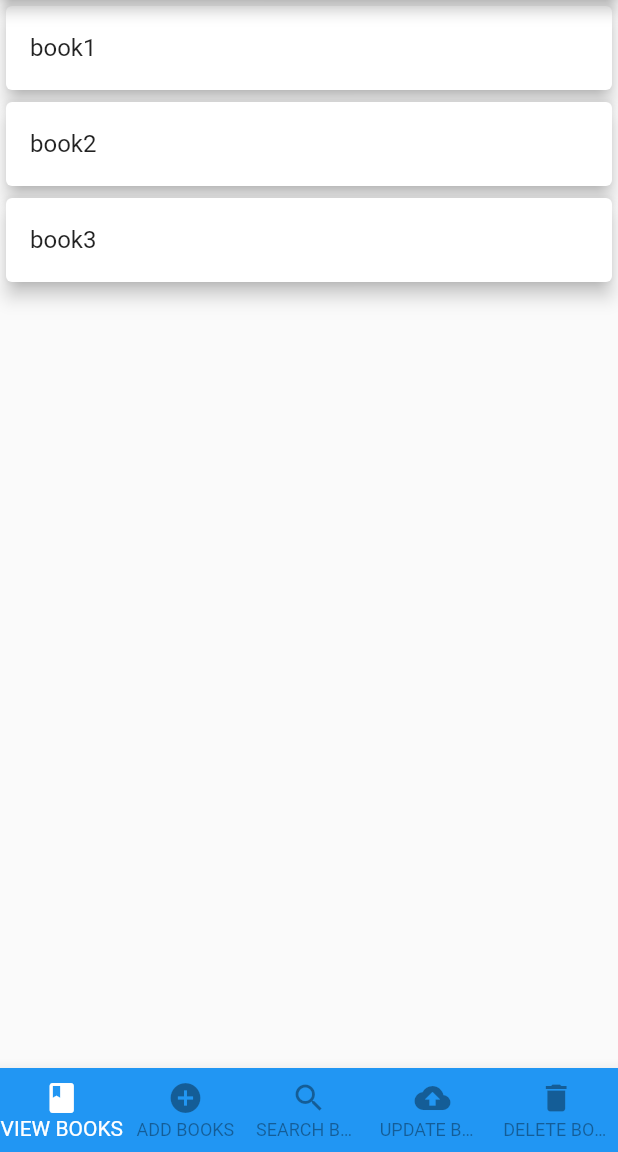
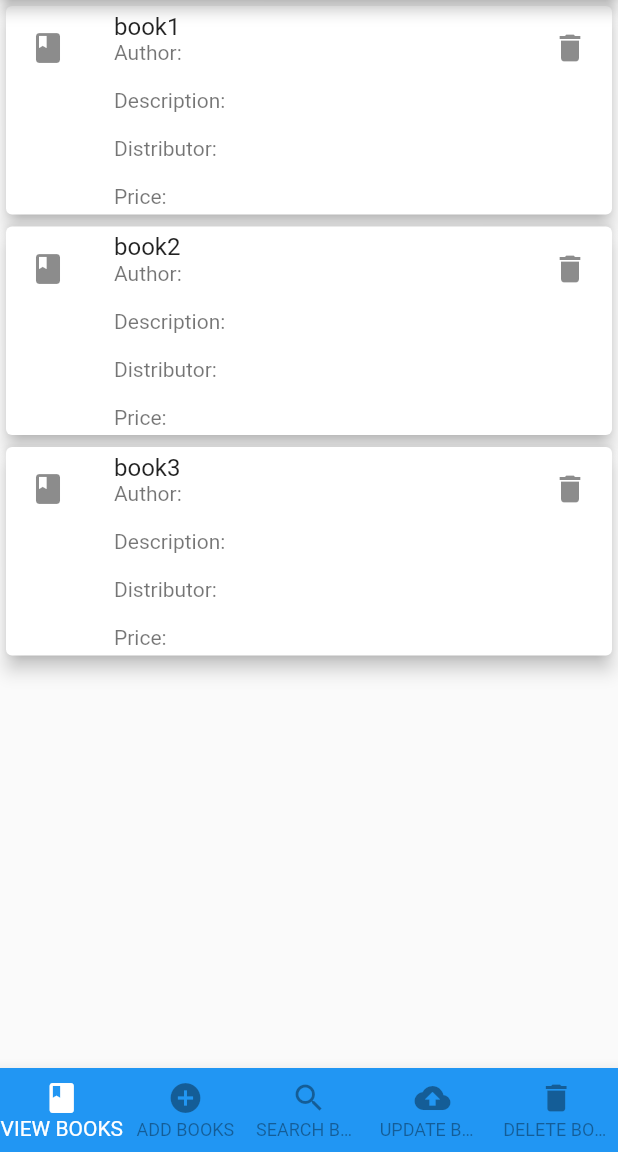
Before and after one commit to JossinAntony/Flutter_Bookstore_App, a Flutter app: the screen it shows after launch, on a phone screen of 412 x 824 dp, the part 84-1236 px from its top. Run offline on Flutter 3.47's test engine with Material 2 defaults, Android fonts, the phone set to English and light mode, and no system bars.

Commit message:
Book data model created.

```diff
--- /dev/null
+++ b/lib/datamodels/bookmodel.dart
@@ -0,0 +1,7 @@
+class BookModel{
+  String title, author, description, distributor;
+  double price;
+
+  BookModel(
+  {this.title, this.author, this.description, this.distributor, this.price});
+}
--- a/lib/pages/viewBooks.dart
+++ b/lib/pages/viewBooks.dart
@@ -15,7 +15,10 @@ class _ViewBooksState extends State<ViewBooks> {
           return Card(
             elevation: 5,
             child: ListTile(
+              leading: Icon(Icons.book),
+              trailing: Icon(Icons.delete),
               title: Text(bookArray[index]),
+              subtitle: Text('Author: \n\nDescription: \n\nDistributor: \n\nPrice:' ),
             ),
           );
         });
```
Also changed, not shown: lib/pages/addBooks.dart (+17 -1 lines).
